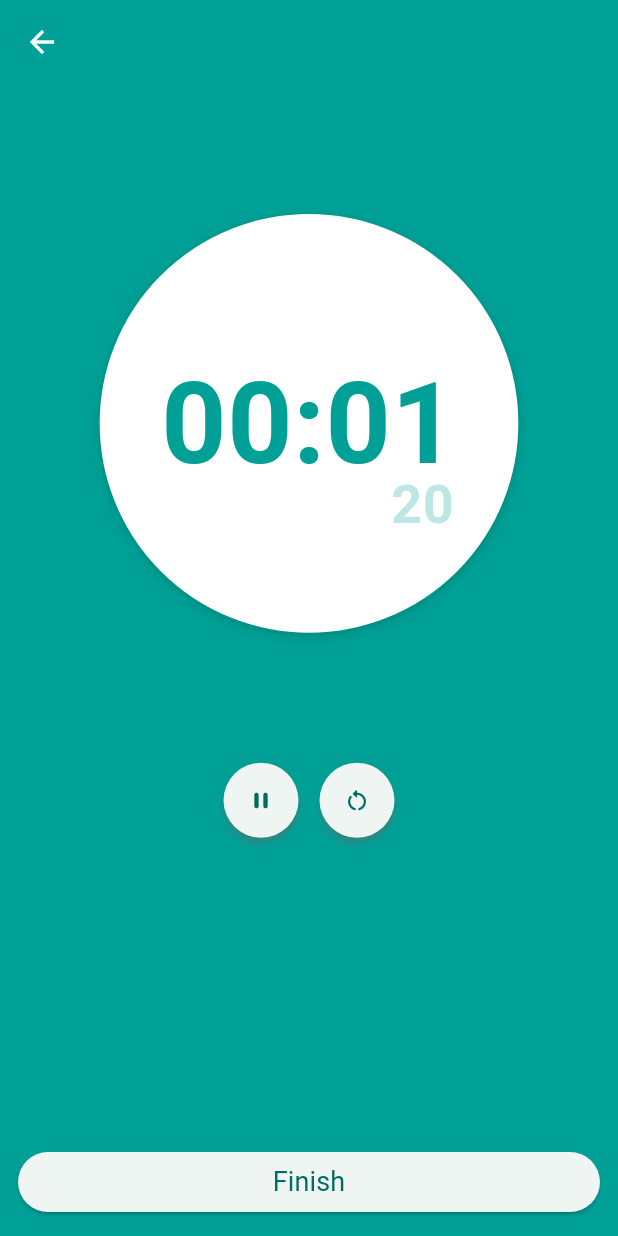
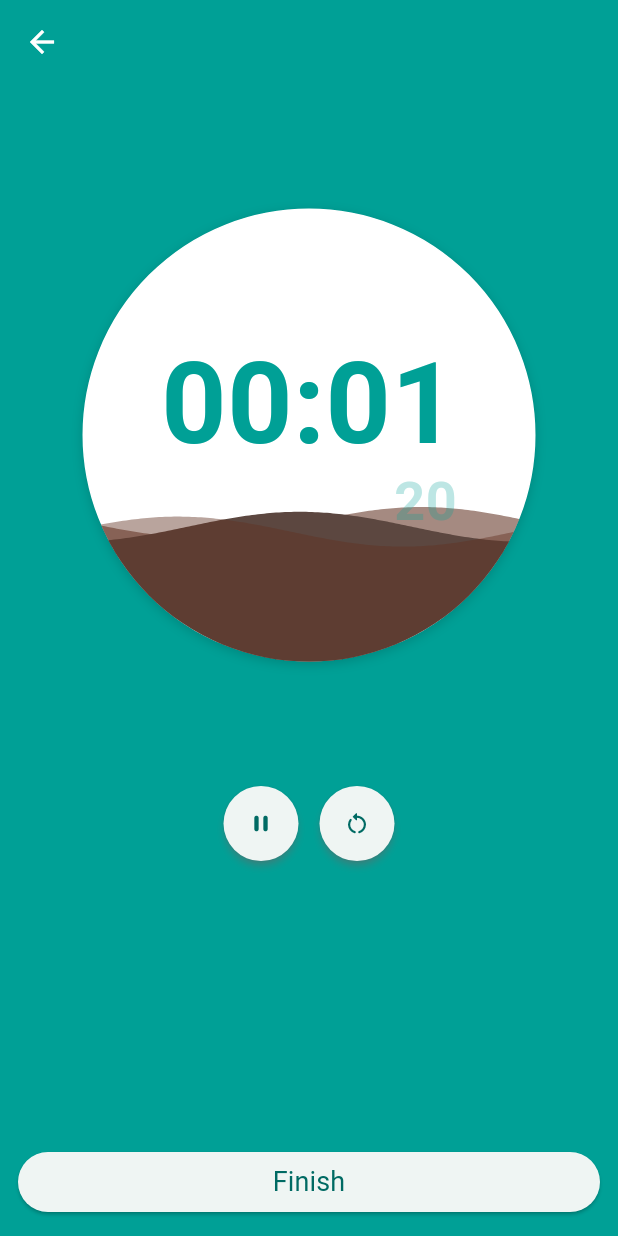
Before and after one commit to kimberllyflorez/caffeio-app, a Flutter app: the TimerPage screen opened by its route, after a tap on "00:00", on a phone screen of 412 x 824 dp. Run offline on Flutter 3.47's test engine with Material 2 defaults, Android fonts, the phone set to English and light mode, and no system bars; drawn by our look-alikes of wave; our stand-ins replace auto_route, equatable, flutter_secure_storage, get_it, rxdart, shared_preferences and 3 more; accounts and stored records are empty.

Commit message:
feat: Add waves to timer

```diff
--- a/lib/app/brew/timer/timer_page.dart
+++ b/lib/app/brew/timer/timer_page.dart
@@ -6,6 +6,8 @@ import 'package:caffeio/design_system/atoms/buttons/caffeio_circular_button.dart
 import 'package:caffeio/design_system/atoms/loading/loading_indicator.dart';
 import 'package:caffeio/design_system/design_system.dart';
 import 'package:flutter/material.dart';
+import 'package:wave/config.dart';
+import 'package:wave/wave.dart';
 
 @RoutePage()
 class TimerPage extends StatefulWidget {
@@ -92,24 +94,25 @@ class _TimerSection extends StatelessWidget {
   @override
   Widget build(BuildContext context) {
     final theme = context.theme;
+    final colors = isRunning
+        ? [
+            const Color(0x90603020),
+            const Color(0xFF5C4740),
+            const Color(0x70603020)
+          ]
+        : [
+            const Color(0x00603020),
+            const Color(0x005C4740),
+            const Color(0x00603020)
+          ];
 
-    return Column(
-      children: [
-        GestureDetector(
-          onTap: () {
-            if (isRunning) {
-              onPause();
-            } else {
-              onStart();
-            }
-          },
-          child: Stack(
-            children: [
-              Container(
-                padding: const EdgeInsets.symmetric(
-                  horizontal: 40,
-                  vertical: 100,
-                ),
+    const durations = [15000, 10000, 5000];
+
+    const heightPercentages = <double>[0.65, 0.66, 0.67];
+    return GestureDetector(
+      onTap: isRunning ? onPause : onStart,
+      child: Container(
+        clipBehavior: Clip.antiAlias,
         decoration: BoxDecoration(
           color: Colors.white,
           border: Border.all(color: Colors.white),
@@ -122,7 +125,23 @@ class _TimerSection extends StatelessWidget {
             ),
           ],
         ),
-                child: Text(
+        child: Stack(
+          alignment: Alignment.center,
+          children: [
+            WaveWidget(
+              config: CustomConfig(
+                colors: colors,
+                durations: durations,
+                heightPercentages: heightPercentages,
+              ),
+              backgroundColor: Colors.transparent,
+              size: const Size(300, 320),
+              waveAmplitude: 0,
+            ),
+            Column(
+              crossAxisAlignment: CrossAxisAlignment.end,
+              children: [
+                Text(
                   timer,
                   style: theme.typo.title.copyWith(
                     color: theme.palette.blueScale.primaryColor,
@@ -130,11 +149,7 @@ class _TimerSection extends StatelessWidget {
                     height: 0,
                   ),
                 ),
-              ),
-              Positioned(
-                bottom: 70,
-                right: 43,
-                child: Text(
+                Text(
                   milliseconds,
                   style: theme.typo.title.copyWith(
                     color:
@@ -143,11 +158,11 @@ class _TimerSection extends StatelessWidget {
                     height: 0,
                   ),
                 ),
+              ],
             ),
           ],
         ),
       ),
-      ],
     );
   }
 }
--- a/pubspec.yaml
+++ b/pubspec.yaml
@@ -23,6 +23,7 @@ dependencies:
   json_annotation: ^4.8.1
   smooth_page_indicator: ^1.1.0
   youtube_player_flutter: ^8.1.2
+  wave: ^0.2.2
 
 dev_dependencies:
   flutter_test:
```
Also changed, not shown: pubspec.lock. Lines whose indentation alone changed are shown as unchanged.
